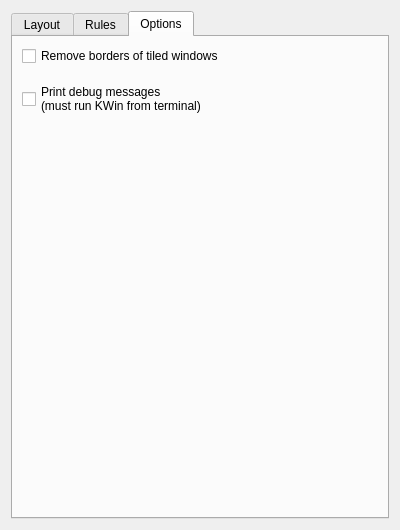
This is res/config.ui in Bismuth-Forge/bismuth as Qt 5 draws it before an edit. The edited form follows.
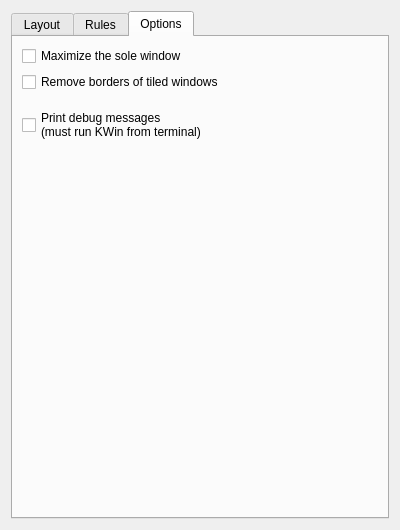
This is the edited form. The open tabs and pages were chosen to show the change.

Commit message:
implement sole tile maximization option
removes screen gap and tile border if there's only one tile on the screen

The edit to the form file:
```diff
--- a/res/config.ui
+++ b/res/config.ui
@@ -267,6 +267,13 @@
        <string>Options</string>
       </attribute>
       <layout class="QVBoxLayout" name="verticalLayout">
+       <item>
+        <widget class="QCheckBox" name="kcfg_maximizeSoleTile">
+         <property name="text">
+          <string>Maximize the sole window</string>
+         </property>
+        </widget>
+       </item>
        <item>
         <widget class="QCheckBox" name="kcfg_noTileBorder">
          <property name="text">
```
The commit also changes 3 other files.
